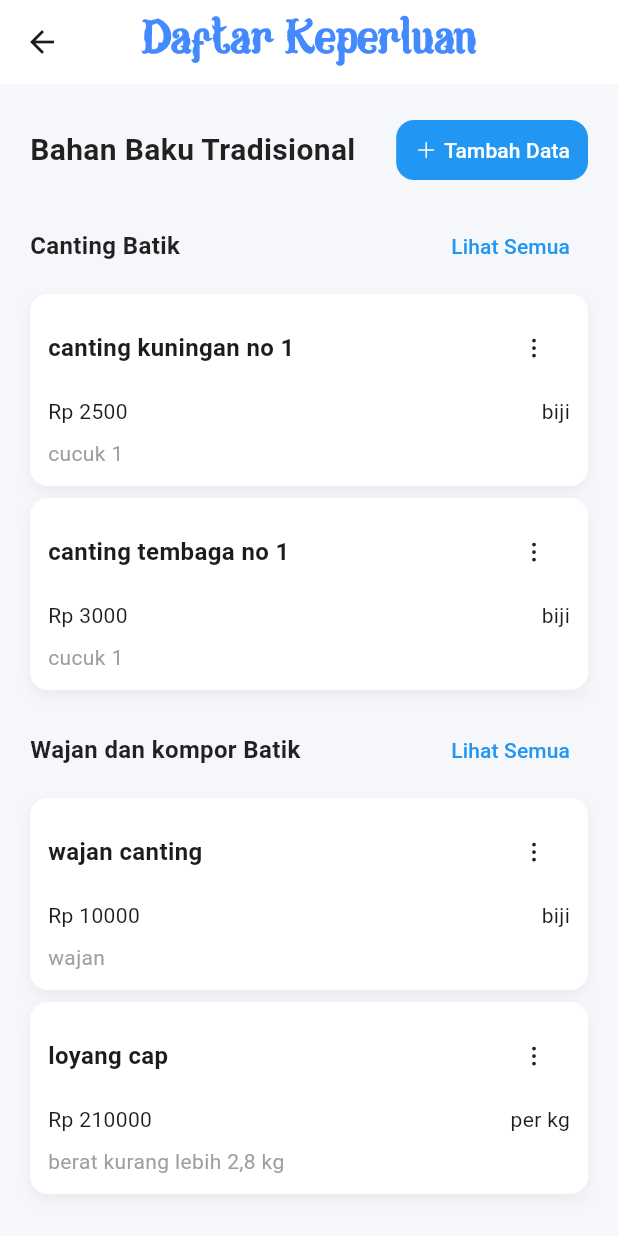
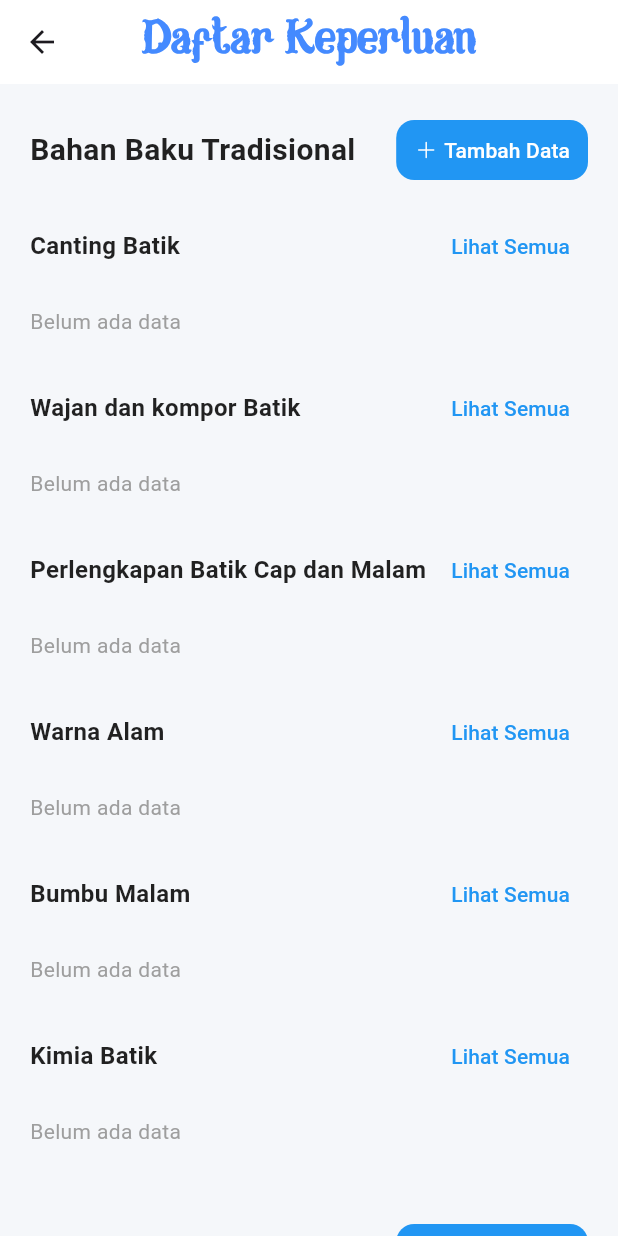
Before and after one commit to agungkurniawanid/batik_sesa_bojonegoro_app, a Flutter app: the DaftarKeperluanScreen screen opened by its route, on a phone screen of 412 x 824 dp. Run offline on Flutter 3.47's test engine with Material 3 defaults, Android fonts, the phone set to English and light mode, and no system bars; our stand-ins replace firebase_core, firebase_database, flutter_riverpod, heroicons, loading_animation_widget, persistent_bottom_nav_bar; accounts and stored records are empty.

Commit message:
update fix fitur daftar keperluan

```diff
--- /dev/null
+++ b/lib/core/model/keperluan_model.dart
@@ -0,0 +1,85 @@
+import 'package:flutter/foundation.dart';
+
+@immutable
+class BahanBakuTradisional {
+  const BahanBakuTradisional({
+    required this.id,
+    required this.kategori,
+    required this.nama,
+    required this.harga,
+    required this.satuan,
+    required this.keterangan,
+  });
+
+  final String id;
+  final String kategori;
+  final String nama;
+  final int harga;
+  final String satuan;
+  final String keterangan;
+
+  factory BahanBakuTradisional.fromMap(Map<String, dynamic> data, String documentId) {
+    return BahanBakuTradisional(
+      id: documentId,
+      kategori: data['kategori'] as String? ?? '',
+      nama: data['nama'] as String? ?? '',
+      harga: data['harga'] as int? ?? 0,
+      satuan: data['satuan'] as String? ?? '',
+      keterangan: data['keterangan'] as String? ?? '',
+    );
+  }
+
+  Map<String, dynamic> toMap() {
+    return {
+      'kategori': kategori,
+      'nama': nama,
+      'harga': harga,
+      'satuan': satuan,
+      'keterangan': keterangan,
+    };
+  }
+}
+
+@immutable
+class PewarnaBatikModern {
+  const PewarnaBatikModern({
+    required this.id,
+    required this.kategori,
+    required this.nama,
+    required this.harga1kg,
+    required this.harga05kg,
+    required this.harga025kg,
+    required this.harga1ons,
+  });
+
+  final String id;
+  final String kategori;
+  final String nama;
+  final int harga1kg;
+  final int harga05kg;
+  final int harga025kg;
+  final int harga1ons;
+
+  factory PewarnaBatikModern.fromMap(Map<String, dynamic> data, String documentId) {
+    return PewarnaBatikModern(
+      id: documentId,
+      kategori: data['kategori'] as String? ?? '',
+      nama: data['nama'] as String? ?? '',
+      harga1kg: data['harga1kg'] as int? ?? 0,
+      harga05kg: data['harga05kg'] as int? ?? 0,
+      harga025kg: data['harga025kg'] as int? ?? 0,
+      harga1ons: data['harga1ons'] as int? ?? 0,
+    );
+  }
+
+  Map<String, dynamic> toMap() {
+    return {
+      'kategori': kategori,
+      'nama': nama,
+      'harga1kg': harga1kg,
+      'harga05kg': harga05kg,
+      'harga025kg': harga025kg,
+      'harga1ons': harga1ons,
+    };
+  }
+}
--- /dev/null
+++ b/lib/core/provider/keperluan_provider.dart
@@ -0,0 +1,20 @@
+import 'package:firebase_database/firebase_database.dart';
+import 'package:flutter_riverpod/flutter_riverpod.dart';
+import '../model/keperluan_model.dart';
+import '../repository/keperluan_repository.dart';
+
+final firebaseDatabaseProvider = Provider<FirebaseDatabase>((ref) {
+  return FirebaseDatabase.instance;
+});
+
+final keperluanRepositoryProvider = Provider<KeperluanRepository>((ref) {
+  return KeperluanRepository(ref.watch(firebaseDatabaseProvider));
+});
+
+final bahanBakuTradisionalStreamProvider = StreamProvider.autoDispose<List<BahanBakuTradisional>>((ref) {
+  return ref.watch(keperluanRepositoryProvider).watchBahanBakuTradisional();
+});
+
+final pewarnaBatikModernStreamProvider = StreamProvider.autoDispose<List<PewarnaBatikModern>>((ref) {
+  return ref.watch(keperluanRepositoryProvider).watchPewarnaBatikModern();
+});
--- a/lib/core/repository/bahan_baku_repository.dart
+++ b/lib/core/repository/bahan_baku_repository.dart
@@ -1,7 +1,5 @@
+import 'package:batik_sesa_bojonegoro_app/core/model/bahan_baku_model.dart';
 import 'package:firebase_database/firebase_database.dart';
-import 'package:flutter_riverpod/flutter_riverpod.dart';
-
-import '../model/bahan_baku_model.dart';
 
 class BahanBakuRepository {
   BahanBakuRepository(this._database);
--- a/lib/core/repository/gaji_karyawan_repository.dart
+++ b/lib/core/repository/gaji_karyawan_repository.dart
@@ -1,5 +1,5 @@
 import 'package:firebase_database/firebase_database.dart';
-import '../model/gaji_karyawan_model.dart';
+import 'package:batik_sesa_bojonegoro_app/core/model/gaji_karyawan_model.dart';
 
 class KaryawanRepository {
   KaryawanRepository(this._database);
--- a/lib/core/repository/kain_repository.dart
+++ b/lib/core/repository/kain_repository.dart
@@ -1,6 +1,6 @@
 import 'package:firebase_database/firebase_database.dart';
 
-import '../model/kain_model.dart';
+import 'package:batik_sesa_bojonegoro_app/core/model/kain_model.dart';
 
 
 class KainRepository {
--- /dev/null
+++ b/lib/core/repository/keperluan_repository.dart
@@ -0,0 +1,61 @@
+import 'package:firebase_database/firebase_database.dart';
+import '../model/keperluan_model.dart';
+
+class KeperluanRepository {
+  KeperluanRepository(this._database);
+  final FirebaseDatabase _database;
+
+  static const _bahanBakuPath = 'bahan_baku_tradisional';
+  static const _pewarnaBatikPath = 'pewarna_batik_modern';
+
+  DatabaseReference get _bahanBakuRef => _database.ref(_bahanBakuPath);
+  DatabaseReference get _pewarnaBatikRef => _database.ref(_pewarnaBatikPath);
+
+  // Bahan Baku Tradisional
+  Stream<List<BahanBakuTradisional>> watchBahanBakuTradisional() {
+    return _bahanBakuRef.onValue.map((event) {
+      if (!event.snapshot.exists || event.snapshot.value == null) return [];
+      final data = Map<String, dynamic>.from(event.snapshot.value as Map);
+      return data.entries.map((entry) {
+        final valueMap = Map<String, dynamic>.from(entry.value as Map);
+        return BahanBakuTradisional.fromMap(valueMap, entry.key);
+      }).toList();
+    });
+  }
+
+  Future<void> addBahanBakuTradisional(BahanBakuTradisional bahan) {
+    return _bahanBakuRef.push().set(bahan.toMap());
+  }
+
+  Future<void> updateBahanBakuTradisional(BahanBakuTradisional bahan) {
+    return _bahanBakuRef.child(bahan.id).update(bahan.toMap());
+  }
+
+  Future<void> deleteBahanBakuTradisional(String id) {
+    return _bahanBakuRef.child(id).remove();
+  }
+
+  // Pewarna Batik Modern
+  Stream<List<PewarnaBatikModern>> watchPewarnaBatikModern() {
+    return _pewarnaBatikRef.onValue.map((event) {
+      if (!event.snapshot.exists || event.snapshot.value == null) return [];
+      final data = Map<String, dynamic>.from(event.snapshot.value as Map);
+      return data.entries.map((entry) {
+        final valueMap = Map<String, dynamic>.from(entry.value as Map);
+        return PewarnaBatikModern.fromMap(valueMap, entry.key);
+      }).toList();
+    });
+  }
+
+  Future<void> addPewarnaBatikModern(PewarnaBatikModern pewarna) {
+    return _pewarnaBatikRef.push().set(pewarna.toMap());
+  }
+
+  Future<void> updatePewarnaBatikModern(PewarnaBatikModern pewarna) {
+    return _pewarnaBatikRef.child(pewarna.id).update(pewarna.toMap());
+  }
+
+  Future<void> deletePewarnaBatikModern(String id) {
+    return _pewarnaBatikRef.child(id).remove();
+  }
+}
--- a/lib/main.dart
+++ b/lib/main.dart
@@ -3,7 +3,6 @@ import 'package:flutter/material.dart';
 import 'package:flutter_riverpod/flutter_riverpod.dart';
 import 'package:batik_sesa_bojonegoro_app/core/routes/app_routes.dart';
 import 'package:batik_sesa_bojonegoro_app/screens/splash_screens.dart';
-
 import 'firebase_options.dart';
 
 Future<void> main() async {
--- a/lib/screens/daftar_keperluan/daftar_keperluan_screens.dart
+++ b/lib/screens/daftar_keperluan/daftar_keperluan_screens.dart
@@ -1,119 +1,24 @@
+import 'package:batik_sesa_bojonegoro_app/core/model/keperluan_model.dart';
+import 'package:batik_sesa_bojonegoro_app/core/provider/keperluan_provider.dart';
+import 'package:batik_sesa_bojonegoro_app/core/repository/keperluan_repository.dart';
 import 'package:batik_sesa_bojonegoro_app/screens/daftar_keperluan/edit_BahanBakuTradisional.dart';
 import 'package:batik_sesa_bojonegoro_app/screens/daftar_keperluan/edit_PewarnaBatikModern.dart';
 import 'package:flutter/material.dart';
 import 'package:flutter_riverpod/flutter_riverpod.dart';
 import 'package:heroicons/heroicons.dart';
+import 'package:intl/intl.dart';
 import 'add_BahanBakuTradisional.dart';
 import 'add_PewarnaBatikModern.dart';
-
-class BahanBakuTradisional {
-  final String id;
-  final String kategori;
-  final String nama;
-  final int harga;
-  final String satuan;
-  final String keterangan;
-
-  BahanBakuTradisional({
-    required this.id,
-    required this.kategori,
-    required this.nama,
-    required this.harga,
-    required this.satuan,
-    required this.keterangan,
-  });
-}
-
-class PewarnaBatikModern {
-  final String id;
-  final String kategori;
-  final String nama;
-  final int harga1kg;
-  final int harga05kg;
-  final int harga025kg;
-  final int harga1ons;
-
-  PewarnaBatikModern({
-    required this.id,
-    required this.kategori,
-    required this.nama,
-    required this.harga1kg,
-    required this.harga05kg,
-    required this.harga025kg,
-    required this.harga1ons,
-  });
-}
-
-final List<BahanBakuTradisional> daftarBahanBakuTradisional = [
-  BahanBakuTradisional(
-    id: '1',
-    kategori: 'Canting Batik',
-    nama: 'canting kuningan no 1',
-    harga: 2500,
-    satuan: 'biji',
-    keterangan: 'cucuk 1',
-  ),
-  BahanBakuTradisional(
-    id: '2',
-    kategori: 'Canting Batik',
-    nama: 'canting tembaga no 1',
-    harga: 3000,
-    satuan: 'biji',
-    keterangan: 'cucuk 1',
-  ),
-  BahanBakuTradisional(
-    id: '3',
-    kategori: 'Wajan dan kompor Batik',
-    nama: 'wajan canting',
-    harga: 10000,
-    satuan: 'biji',
-    keterangan: 'wajan',
-  ),
-  BahanBakuTradisional(
-    id: '4',
-    kategori: 'Wajan dan kompor Batik',
-    nama: 'loyang cap',
-    harga: 210000,
-    satuan: 'per kg',
-    keterangan: 'berat kurang lebih 2,8 kg',
-  ),
-];
-
-final List<PewarnaBatikModern> daftarPewarnaBatikModern = [
-  PewarnaBatikModern(
-    id: '1',
-    kategori: 'Pewarna Remazol Batik',
-    nama: 'remazol yellow FG 150%',
-    harga1kg: 137000,
-    harga05kg: 69000,
-    harga025kg: 34500,
-    harga1ons: 19000,
-  ),
-  PewarnaBatikModern(
-    id: '2',
-    kategori: 'Rapid',
-    nama: 'rapid hitam',
-    harga1kg: 140000,
-    harga05kg: 70000,
-    harga025kg: 37500,
-    harga1ons: 19000,
-  ),
-  PewarnaBatikModern(
-    id: '3',
-    kategori: 'Indigosol',
-    nama: 'Biru O4B',
-    harga1kg: 390000,
-    harga05kg: 195000,
-    harga025kg: 100000,
-    harga1ons: 44000,
-  ),
-];
 
 class DaftarKeperluanScreen extends ConsumerWidget {
   const DaftarKeperluanScreen({super.key});
 
   @override
   Widget build(BuildContext context, WidgetRef ref) {
+    final bahanBakuAsync = ref.watch(bahanBakuTradisionalStreamProvider);
+    final pewarnaBatikAsync = ref.watch(pewarnaBatikModernStreamProvider);
+    ref.read(keperluanRepositoryProvider);
+
     return Scaffold(
       backgroundColor: const Color(0xFFF5F7FA),
       appBar: AppBar(
@@ -152,7 +57,8 @@ class DaftarKeperluanScreen extends ConsumerWidget {
                       Navigator.push(
                         context,
                         MaterialPageRoute(
-                          builder: (context) => const AddBahanBakuTradisionalScreen(),
+                          builder: (context) =>
+                              const AddBahanBakuTradisionalScreen(),
                         ),
                       );
                     },
@@ -181,12 +87,42 @@ class DaftarKeperluanScreen extends ConsumerWidget {
               ),
               const SizedBox(height: 16),
               // Categories for Bahan Baku Tradisional
-              _buildCategorySection(context, 'Canting Batik', 'BahanBakuTradisional'),
-              _buildCategorySection(context, 'Wajan dan kompor Batik', 'BahanBakuTradisional'),
-              _buildCategorySection(context, 'Perlengkapan Batik Cap dan Malam', 'BahanBakuTradisional'),
-              _buildCategorySection(context, 'Warna Alam', 'BahanBakuTradisional'),
-              _buildCategorySection(context, 'Bumbu Malam', 'BahanBakuTradisional'),
-              _buildCategorySection(context, 'Kimia Batik', 'BahanBakuTradisional'),
+              _buildCategorySection(
+                context,
+                'Canting Batik',
+                'BahanBakuTradisional',
+                bahanBakuAsync,
+              ),
+              _buildCategorySection(
+                context,
+                'Wajan dan kompor Batik',
+                'BahanBakuTradisional',
+                bahanBakuAsync,
+              ),
+              _buildCategorySection(
+                context,
+                'Perlengkapan Batik Cap dan Malam',
+                'BahanBakuTradisional',
+                bahanBakuAsync,
+              ),
+              _buildCategorySection(
+                context,
+                'Warna Alam',
+                'BahanBakuTradisional',
+                bahanBakuAsync,
+              ),
+              _buildCategorySection(
+                context,
+                'Bumbu Malam',
+                'BahanBakuTradisional',
+                bahanBakuAsync,
+              ),
+              _buildCategorySection(
+                context,
+                'Kimia Batik',
+                'BahanBakuTradisional',
+                bahanBakuAsync,
+              ),
               const SizedBox(height: 24),
 
               // Pewarna Batik Modern Section
@@ -206,7 +142,8 @@ class DaftarKeperluanScreen extends ConsumerWidget {
                       Navigator.push(
                         context,
                         MaterialPageRoute(
-                          builder: (context) => const AddPewarnaBatikModernScreen(),
+                          builder: (context) =>
+                              const AddPewarnaBatikModernScreen(),
                         ),
                       );
                     },
@@ -235,9 +172,24 @@ class DaftarKeperluanScreen extends ConsumerWidget {
               ),
               const SizedBox(height: 16),
               // Categories for Pewarna Batik Modern
-              _buildCategorySection(context, 'Pewarna Remazol Batik', 'PewarnaBatikModern'),
-              _buildCategorySection(context, 'Rapid', 'PewarnaBatikModern'),
-              _buildCategorySection(context, 'Indigosol', 'PewarnaBatikModern'),
+              _buildCategorySection(
+                context,
+                'Pewarna Remazol Batik',
+                'PewarnaBatikModern',
+                pewarnaBatikAsync,
+              ),
+              _buildCategorySection(
+                context,
+                'Rapid',
+                'PewarnaBatikModern',
+                pewarnaBatikAsync,
+              ),
+              _buildCategorySection(
+                context,
+                'Indigosol',
+                'PewarnaBatikModern',
+                pewarnaBatikAsync,
+              ),
             ],
           ),
         ),
@@ -245,12 +197,25 @@ class DaftarKeperluanScreen extends ConsumerWidget {
     );
   }
 
-  Widget _buildCategorySection(BuildContext context, String category, String type) {
-    List items = [];
+  Widget _buildCategorySection(
+    BuildContext context,
+    String category,
+    String type,
+    AsyncValue<List<dynamic>> asyncData,
+  ) {
+    return asyncData.when(
+      loading: () => const Center(child: CircularProgressIndicator()),
+      error: (error, stack) => Center(child: Text('Error: $error')),
+      data: (items) {
+        List filteredItems = [];
         if (type == 'BahanBakuTradisional') {
-      items = daftarBahanBakuTradisional.where((item) => item.kategori == category).toList();
+          filteredItems = items
+              .where((item) => item.kategori == category)
+              .toList();
         } else {
-      items = daftarPewarnaBatikModern.where((item) => item.kategori == category).toList();
+          filteredItems = items
+              .where((item) => item.kategori == category)
+              .toList();
         }
 
         return Column(
@@ -268,9 +233,7 @@ class DaftarKeperluanScreen extends ConsumerWidget {
                   ),
                 ),
                 TextButton(
-              onPressed: () {
-
-              },
+                  onPressed: () {},
                   child: const Text(
                     'Lihat Semua',
                     style: TextStyle(color: Colors.blue),
@@ -279,7 +242,7 @@ class DaftarKeperluanScreen extends ConsumerWidget {
               ],
             ),
             const SizedBox(height: 8),
-        items.isEmpty
+            filteredItems.isEmpty
                 ? const Padding(
                     padding: EdgeInsets.symmetric(vertical: 8),
                     child: Text(
@@ -290,14 +253,18 @@ class DaftarKeperluanScreen extends ConsumerWidget {
                 : ListView.separated(
                     shrinkWrap: true,
                     physics: const NeverScrollableScrollPhysics(),
-                itemCount: items.length > 3 ? 3 : items.length,
-                separatorBuilder: (context, index) => const SizedBox(height: 8),
+                    itemCount: filteredItems.length > 3
+                        ? 3
+                        : filteredItems.length,
+                    separatorBuilder: (context, index) =>
+                        const SizedBox(height: 8),
                     itemBuilder: (context, index) {
                       if (type == 'BahanBakuTradisional') {
-                    final item = items[index] as BahanBakuTradisional;
+                        final item =
+                            filteredItems[index] as BahanBakuTradisional;
                         return _buildBahanBakuTradisionalItem(context, item);
                       } else {
-                    final item = items[index] as PewarnaBatikModern;
+                        final item = filteredItems[index] as PewarnaBatikModern;
                         return _buildPewarnaBatikModernItem(context, item);
                       }
                     },
@@ -305,9 +272,23 @@ class DaftarKeperluanScreen extends ConsumerWidget {
             const SizedBox(height: 16),
           ],
         );
+      },
+    );
   }
 
-  Widget _buildBahanBakuTradisionalItem(BuildContext context, BahanBakuTradisional item) {
+  Widget _buildBahanBakuTradisionalItem(
+    BuildContext context,
+    BahanBakuTradisional item,
+  ) {
+    final repository = ProviderScope.containerOf(context).read(keperluanRepositoryProvider);
+
+    // Format harga dengan pemisah ribuan
+    final formattedHarga = NumberFormat.currency(
+      locale: 'id_ID',
+      symbol: 'Rp ',
+      decimalDigits: 0,
+    ).format(item.harga);
+
     return Container(
       padding: const EdgeInsets.all(12),
       decoration: BoxDecoration(
@@ -327,11 +308,13 @@ class DaftarKeperluanScreen extends ConsumerWidget {
           Row(
             mainAxisAlignment: MainAxisAlignment.spaceBetween,
             children: [
-              Text(
+              Expanded(
+                child: Text(
                   item.nama,
                   style: const TextStyle(
                     fontSize: 16,
                     fontWeight: FontWeight.w600,
+                  ),
                 ),
               ),
               PopupMenuButton(
@@ -367,7 +350,7 @@ class DaftarKeperluanScreen extends ConsumerWidget {
                       ),
                     );
                   } else if (value == 'delete') {
-                    _showDeleteConfirmation(context, item.id, 'BahanBakuTradisional');
+                    _showDeleteConfirmation(context, item.id, 'BahanBakuTradisional', repository);
                   }
                 },
               ),
@@ -377,21 +360,67 @@ class DaftarKeperluanScreen extends ConsumerWidget {
           Row(
             mainAxisAlignment: MainAxisAlignment.spaceBetween,
             children: [
-              Text('Rp ${item.harga}'),
-              Text(item.satuan),
+              Row(
+                children: [
+                  const HeroIcon(HeroIcons.currencyDollar, size: 16, color: Colors.green),
+                  const SizedBox(width: 4),
+                  Text(
+                    formattedHarga,
+                    style: const TextStyle(
+                      fontWeight: FontWeight.w500,
+                    ),
+                  ),
+                ],
+              ),
+              Row(
+                children: [
+                  const HeroIcon(HeroIcons.scale, size: 16, color: Colors.blue),
+                  const SizedBox(width: 4),
+                  Text(
+                    item.satuan,
+                    style: const TextStyle(
+                      fontWeight: FontWeight.w500,
+                    ),
+                  ),
+                ],
+              ),
             ],
           ),
           const SizedBox(height: 8),
-          Text(
+          if (item.keterangan.isNotEmpty)
+            Row(
+              children: [
+                const HeroIcon(HeroIcons.informationCircle, size: 16, color: Colors.grey),
+                const SizedBox(width: 4),
+                Expanded(
+                  child: Text(
                     item.keterangan,
-            style: const TextStyle(color: Colors.grey),
+                    style: const TextStyle(
+                      color: Colors.grey,
+                      fontSize: 14,
+                    ),
+                  ),
+                ),
+              ],
             ),
         ],
       ),
     );
   }
 
-  Widget _buildPewarnaBatikModernItem(BuildContext context, PewarnaBatikModern item) {
+  Widget _buildPewarnaBatikModernItem(
+    BuildContext context,
+    PewarnaBatikModern item,
+  ) {
+    final repository = ProviderScope.containerOf(context).read(keperluanRepositoryProvider);
+
+    // Format semua harga dengan pemisah ribuan
+    final formatHarga = (int harga) => NumberFormat.currency(
+      locale: 'id_ID',
+      symbol: 'Rp ',
+      decimalDigits: 0,
+    ).format(harga);
+
     return Container(
       padding: const EdgeInsets.all(12),
       decoration: BoxDecoration(
@@ -411,11 +440,13 @@ class DaftarKeperluanScreen extends ConsumerWidget {
           Row(
             mainAxisAlignment: MainAxisAlignment.spaceBetween,
             children: [
-              Text(
+              Expanded(
+                child: Text(
                   item.nama,
                   style: const TextStyle(
                     fontSize: 16,
                     fontWeight: FontWeight.w600,
+                  ),
                 ),
               ),
               PopupMenuButton(
@@ -451,28 +482,30 @@ class DaftarKeperluanScreen extends ConsumerWidget {
                       ),
                     );
                   } else if (value == 'delete') {
-                    _showDeleteConfirmation(context, item.id, 'PewarnaBatikModern');
+                    _showDeleteConfirmation(context, item.id, 'PewarnaBatikModern', repository);
                   }
                 },
               ),
             ],
           ),
-          const SizedBox(height: 8),
+          const SizedBox(height: 12),
           Row(
             mainAxisAlignment: MainAxisAlignment.spaceBetween,
             children: [
               Column(
                 crossAxisAlignment: CrossAxisAlignment.start,
                 children: [
-                  Text('1 Kg: Rp ${item.harga1kg}'),
-                  Text('0.5 Kg: Rp ${item.harga05kg}'),
+                  _buildHargaItem('1 Kg', formatHarga(item.harga1kg)),
+                  const SizedBox(height: 8),
+                  _buildHargaItem('0.5 Kg', formatHarga(item.harga05kg)),
                 ],
               ),
               Column(
                 crossAxisAlignment: CrossAxisAlignment.start,
                 children: [
-                  Text('0.25 Kg: Rp ${item.harga025kg}'),
-                  Text('1 Ons: Rp ${item.harga1ons}'),
+                  _buildHargaItem('0.25 Kg', formatHarga(item.harga025kg)),
+                  const SizedBox(height: 8),
+                  _buildHargaItem('1 Ons', formatHarga(item.harga1ons)),
                 ],
               ),
             ],
@@ -482,7 +515,47 @@ class DaftarKeperluanScreen extends ConsumerWidget {
     );
   }
 
-  void _showDeleteConfirmation(BuildContext context, String id, String type) {
+  Widget _buildHargaItem(String label, String harga) {
+    return Row(
+      children: [
+        Container(
+          padding: const EdgeInsets.symmetric(horizontal: 8, vertical: 4),
+          decoration: BoxDecoration(
+            color: Colors.blue.shade50,
+            borderRadius: BorderRadius.circular(4),
+          ),
+          child: Text(
+            label,
+            style: TextStyle(
+              fontSize: 12,
+              color: Colors.blue.shade800,
+              fontWeight: FontWeight.w500,
+            ),
+          ),
+        ),
+        const SizedBox(width: 8),
+        Row(
+          children: [
+            const HeroIcon(HeroIcons.currencyDollar, size: 16, color: Colors.green),
+            const SizedBox(width: 4),
+            Text(
+              harga,
+              style: const TextStyle(
+                fontWeight: FontWeight.w500,
+              ),
+            ),
+          ],
+        ),
+      ],
+    );
+  }
+
+  void _showDeleteConfirmation(
+    BuildContext context,
+    String id,
+    String type,
+    KeperluanRepository repository,
+  ) {
     showDialog(
       context: context,
       builder: (context) {
@@ -499,8 +572,13 @@ class DaftarKeperluanScreen extends ConsumerWidget {
                 backgroundColor: Colors.red.shade50,
                 foregroundColor: Colors.red,
               ),
-              onPressed: () {
-                // Implement delete logic here
+              onPressed: () async {
+                try {
+                  if (type == 'BahanBakuTradisional') {
+                    await repository.deleteBahanBakuTradisional(id);
+                  } else {
+                    await repository.deletePewarnaBatikModern(id);
+                  }
                   Navigator.pop(context);
                   ScaffoldMessenger.of(context).showSnackBar(
                     const SnackBar(
@@ -508,6 +586,15 @@ class DaftarKeperluanScreen extends ConsumerWidget {
                       duration: Duration(seconds: 2),
                     ),
                   );
+                } catch (e) {
+                  Navigator.pop(context);
+                  ScaffoldMessenger.of(context).showSnackBar(
+                    SnackBar(
+                      content: Text('Gagal menghapus data: $e'),
+                      backgroundColor: Colors.red,
+                    ),
+                  );
+                }
               },
               child: const Text('Hapus'),
             ),
```
Also changed, not shown: lib/screens/daftar_keperluan/add_BahanBakuTradisional.dart (+9 -6 lines), lib/screens/daftar_keperluan/add_PewarnaBatikModern.dart (+30 -20 lines), lib/screens/daftar_keperluan/edit_BahanBakuTradisional.dart (+15 -13 lines), lib/screens/daftar_keperluan/edit_PewarnaBatikModern.dart (+30 -19 lines), pubspec.lock. Lines whose indentation alone changed are shown as unchanged.
